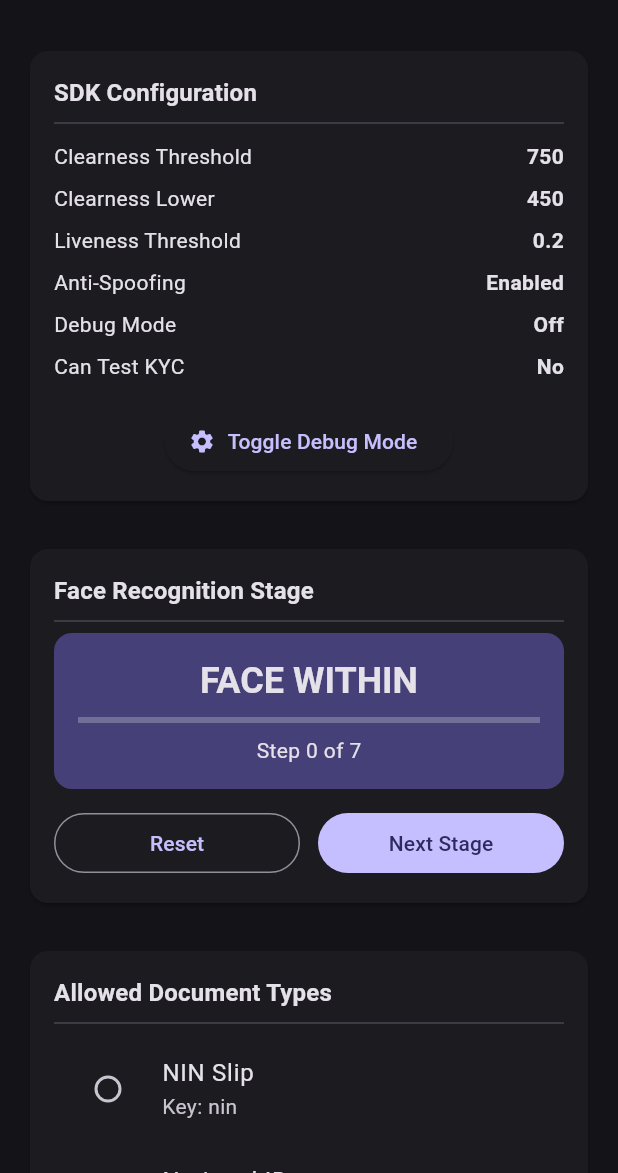
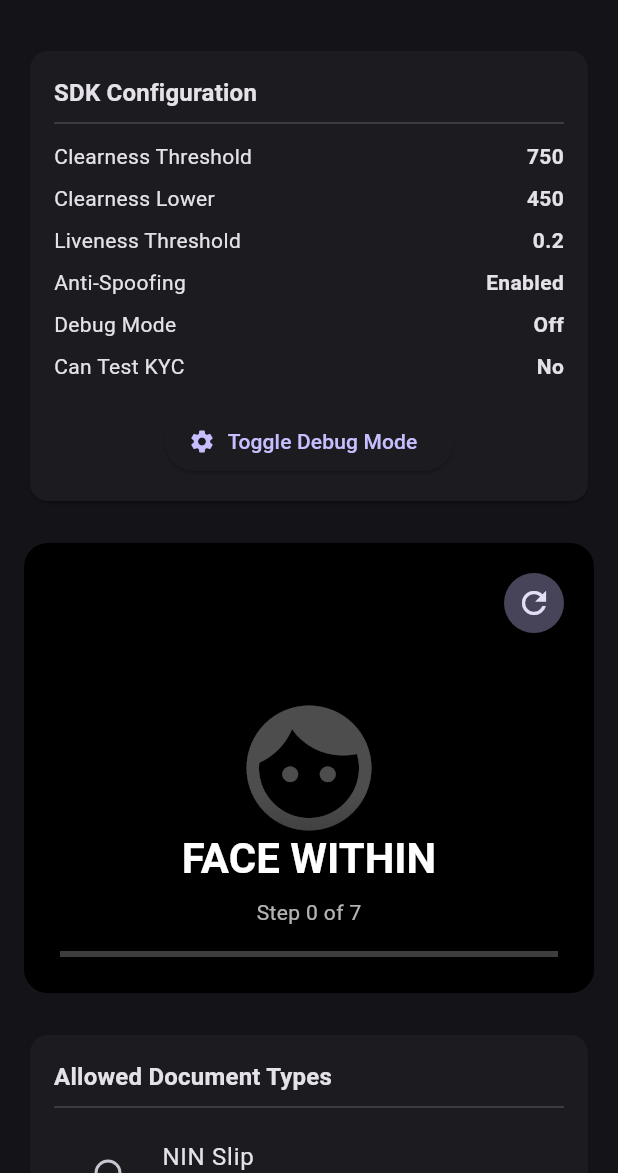
Before and after one commit to RoqquPay/kyc-flutter-sdk, a Flutter app: the screen it shows after launch, on a phone screen of 412 x 824 dp, the part 63-1236 px from its top. Run offline on Flutter 3.47's test engine with Material 3 defaults, Android fonts, the phone set to English and light mode, and no system bars; our stand-ins replace equatable; missing offline and left inert: google_mlkit_face_detection.

Commit message:
feat: Implement `LivenessCheckService` to manage KYC face recognition stages and integrate it into the example application.

```diff
--- a/example/lib/main.dart
+++ b/example/lib/main.dart
@@ -45,17 +45,33 @@ class _KycDemoScreenState extends State<KycDemoScreen> {
     kycTestEmails: [],
   );
 
-  // Current stage simulation
-  KycFaceRecognitionStage _currentStage = KycFaceRecognitionStage.initial;
+  // Liveness Check Service
+  final LivenessCheckService _livenessCheckService = LivenessCheckService();
+
+  // Current stage simulation (driven by manager)
+  KycFaceRecognitionStage get _currentStage =>
+      _livenessCheckService.currentStage;
+
+  @override
+  void initState() {
+    super.initState();
+    _livenessCheckService.start();
+  }
 
   // Selected document type
   KycAllowedId _selectedDoc = KycAllowedId.internationalPassport;
 
-  void _nextStage() {
-    final next = KycFaceRecognitionStage.getNextStep(_currentStage.step);
-    if (next != null) {
-      setState(() => _currentStage = next);
+  void _processFrame() {
+    setState(() {
+      _livenessCheckService.process(_simulatedFace, false);
+    });
   }
+
+  void _reset() {
+    setState(() {
+      _livenessCheckService.start();
+      _simulatedFace = KycDetectedFace.initial();
+    });
   }
 
   @override
@@ -118,63 +134,83 @@ class _KycDemoScreenState extends State<KycDemoScreen> {
             const SizedBox(height: 24),
 
             // Face Recognition Stage
-            _buildSection(
-              'Face Recognition Stage',
-              child: Column(
+            // Face Recognition Stage - Live View Simulation
+            Container(
+              height: 300,
+              width: double.infinity,
+              decoration: BoxDecoration(
+                color: Colors.black,
+                borderRadius: BorderRadius.circular(16),
+              ),
+              child: Stack(
                 children: [
-                  Container(
-                    padding: const EdgeInsets.all(16),
-                    decoration: BoxDecoration(
-                      color: Theme.of(context).colorScheme.primaryContainer,
-                      borderRadius: BorderRadius.circular(12),
+                  // Mock Camera Feed/Placeholder
+                  Center(
+                    child: Icon(
+                      Icons.face,
+                      size: 100,
+                      color: Colors.white.withOpacity(0.3),
+                    ),
+                  ),
+
+                  // Instruction Overlay
+                  Align(
+                    alignment: Alignment.bottomCenter,
+                    child: Container(
+                      width: double.infinity,
+                      padding: const EdgeInsets.all(24),
+                      decoration: const BoxDecoration(
+                        gradient: LinearGradient(
+                          colors: [Colors.transparent, Colors.black87],
+                          begin: Alignment.topCenter,
+                          end: Alignment.bottomCenter,
+                        ),
+                        borderRadius: BorderRadius.vertical(
+                          bottom: Radius.circular(16),
+                        ),
                       ),
                       child: Column(
+                        mainAxisSize: MainAxisSize.min,
                         children: [
                           Text(
                             _currentStage.label.toUpperCase().replaceAll(
                               '_',
                               ' ',
                             ),
-                          style: Theme.of(context).textTheme.headlineSmall
-                              ?.copyWith(fontWeight: FontWeight.bold),
+                            style: Theme.of(context).textTheme.headlineMedium
+                                ?.copyWith(
+                                  color: Colors.white,
+                                  fontWeight: FontWeight.bold,
                                 ),
-                        const SizedBox(height: 8),
-                        LinearProgressIndicator(
-                          value: _currentStage.progress,
-                          backgroundColor: Colors.white24,
+                            textAlign: TextAlign.center,
                           ),
                           const SizedBox(height: 8),
                           Text(
                             'Step ${_currentStage.step} of ${KycFaceRecognitionStage.values.length - 1}',
+                            style: const TextStyle(color: Colors.white70),
+                          ),
+                          const SizedBox(height: 16),
+                          LinearProgressIndicator(
+                            value: _currentStage.progress,
+                            backgroundColor: Colors.white24,
+                            valueColor: const AlwaysStoppedAnimation<Color>(
+                              Color(0xFF6C5CE7),
+                            ),
                           ),
                         ],
                       ),
                     ),
-                  const SizedBox(height: 12),
-                  Row(
-                    children: [
-                      Expanded(
-                        child: OutlinedButton(
-                          onPressed: () {
-                            setState(
-                              () => _currentStage =
-                                  KycFaceRecognitionStage.initial,
-                            );
-                          },
-                          child: const Text('Reset'),
                   ),
+
+                  // Reset Button (Top Right)
+                  Positioned(
+                    top: 16,
+                    right: 16,
+                    child: IconButton.filledTonal(
+                      onPressed: _reset,
+                      icon: const Icon(Icons.refresh),
+                      tooltip: 'Reset Flow',
                     ),
-                      const SizedBox(width: 12),
-                      Expanded(
-                        child: FilledButton(
-                          onPressed:
-                              _currentStage != KycFaceRecognitionStage.done
-                              ? _nextStage
-                              : null,
-                          child: const Text('Next Stage'),
-                        ),
-                      ),
-                    ],
                   ),
                 ],
               ),
@@ -312,7 +348,10 @@ class _KycDemoScreenState extends State<KycDemoScreen> {
   Widget _buildSimButton(String label, KycDetectedFace face) {
     return ActionChip(
       label: Text(label),
-      onPressed: () => setState(() => _simulatedFace = face),
+      onPressed: () {
+        setState(() => _simulatedFace = face);
+        _processFrame();
+      },
       backgroundColor: _simulatedFace == face
           ? Theme.of(context).colorScheme.primaryContainer
           : null,
--- a/lib/roqqu_kyc.dart
+++ b/lib/roqqu_kyc.dart
@@ -17,3 +17,4 @@ part 'src/models/required_metadata.dart';
 part 'src/models/spoof_result.dart';
 part 'src/models/tier_level.dart';
 part 'src/services/face_detection_service.dart';
+part 'src/services/liveness_check_service.dart';
--- /dev/null
+++ b/lib/src/services/liveness_check_service.dart
@@ -0,0 +1,132 @@
+part of '../../roqqu_kyc.dart';
+
+class LivenessCheckService {
+  LivenessCheckService({
+    this.gestureThreshold = 1,
+  });
+
+  /// Threshold for gestures to be considered valid (frames count)
+  final int gestureThreshold;
+
+  final List<KycFaceRecognitionStage> _challengeSequence = [
+    KycFaceRecognitionStage.tiltLeft,
+    KycFaceRecognitionStage.tiltRight,
+    KycFaceRecognitionStage.smile,
+    KycFaceRecognitionStage.mouthOpen,
+  ];
+
+  KycFaceRecognitionStage _currentStage = KycFaceRecognitionStage.initial;
+  int _challengeIndex = 0;
+
+  // Counters
+  int _stepCounter = 0;
+  int _gestureCount = 0;
+  DateTime? _lastSuccessfulStepScanTime;
+
+  // Getters
+  KycFaceRecognitionStage get currentStage => _currentStage;
+  List<KycFaceRecognitionStage> get sequence =>
+      List.unmodifiable(_challengeSequence);
+
+  void start() {
+    _currentStage = KycFaceRecognitionStage.initial;
+    _stepCounter = 0;
+    _gestureCount = 0;
+    _challengeIndex = 0;
+    _lastSuccessfulStepScanTime = DateTime.now();
+  }
+
+  /// Process a frame result and return the updated stage
+  /// Returns null if no change in stage, or the same stage if progress updated
+  KycFaceRecognitionStage process(
+    KycDetectedFace face,
+    bool isSpoof,
+  ) {
+    final now = DateTime.now();
+    _lastSuccessfulStepScanTime ??= now;
+
+    // Check timeout
+    if (now.difference(_lastSuccessfulStepScanTime!) >
+        _maxStepDuration(_currentStage)) {
+      // Timeout handling
+    }
+
+    bool stepCompleted = false;
+
+    switch (_currentStage) {
+      case KycFaceRecognitionStage.initial:
+        stepCompleted = true;
+        break;
+      case KycFaceRecognitionStage.detectFace:
+        if (!isSpoof &&
+            face.faceIsWellPositioned &&
+            !face.isBlinking &&
+            !face.lookingAway) {
+          stepCompleted = true;
+        }
+        break;
+      case KycFaceRecognitionStage.tiltLeft:
+        stepCompleted = face.turnedLeft;
+        break;
+      case KycFaceRecognitionStage.tiltRight:
+        stepCompleted = face.turnedRight;
+        break;
+      case KycFaceRecognitionStage.smile:
+        stepCompleted = face.isSmiling;
+        break;
+      case KycFaceRecognitionStage.mouthOpen:
+        stepCompleted = face.isMouthOpen;
+        break;
+      case KycFaceRecognitionStage.stayStill:
+      case KycFaceRecognitionStage.done:
+        break;
+    }
+
+    if (stepCompleted) {
+      _gestureCount++;
+      if (_gestureCount < gestureThreshold &&
+          _challengeSequence.contains(_currentStage)) {
+        return _currentStage; // Waiting for more frames of gesture
+      }
+
+      _gestureCount = 0;
+      _stepCounter++;
+
+      if (_stepCounter >= _stepCounterCount(_currentStage)) {
+        _advanceStage();
+        _stepCounter = 0;
+        _lastSuccessfulStepScanTime = DateTime.now();
+      }
+    }
+
+    return _currentStage;
+  }
+
+  void _advanceStage() {
+    if (_currentStage == KycFaceRecognitionStage.initial) {
+      _currentStage = KycFaceRecognitionStage.detectFace;
+    } else if (_currentStage == KycFaceRecognitionStage.detectFace) {
+      _currentStage = _challengeSequence[_challengeIndex];
+      _challengeIndex++;
+    } else if (_challengeSequence.contains(_currentStage)) {
+      if (_challengeIndex < _challengeSequence.length) {
+        _currentStage = _challengeSequence[_challengeIndex];
+        _challengeIndex++;
+      } else {
+        _currentStage = KycFaceRecognitionStage.done;
+      }
+    }
+  }
+
+  int _stepCounterCount(KycFaceRecognitionStage stage) => switch (stage) {
+        KycFaceRecognitionStage.detectFace => 1,
+        KycFaceRecognitionStage.initial => 1,
+        _ => 2,
+      };
+
+  Duration _maxStepDuration(KycFaceRecognitionStage stage) => switch (stage) {
+        KycFaceRecognitionStage.initial => const Duration(seconds: 60),
+        KycFaceRecognitionStage.detectFace => const Duration(seconds: 60),
+        _ => const Duration(seconds: 20),
+      };
+}
```
Also changed, not shown: 1 other file. Lines whose indentation alone changed are shown as unchanged.
